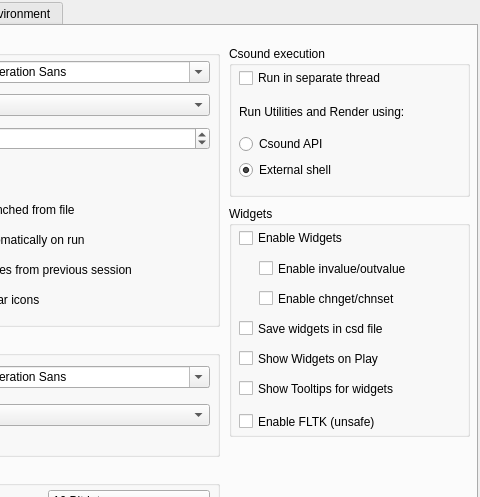
This is src/configdialog.ui in CsoundQt/CsoundQt as Qt 5 draws it before an edit; both pictures show x 143 to 623 and y 0 to 497 of the 623 by 585 pixel window. The edited form follows.
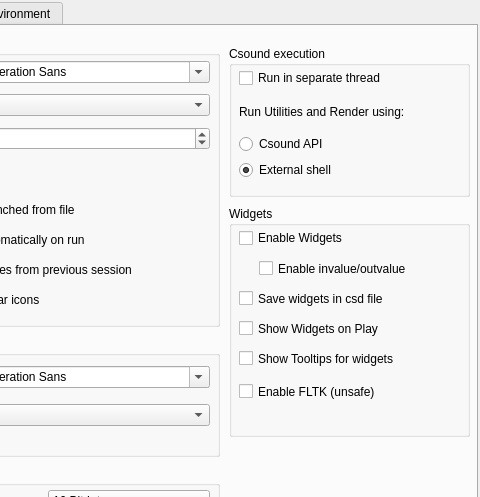
This is the edited form. The open tabs and pages were chosen to show the change.

Commit message: Removed option to use chnget/chnset Initial work on conversion from invalue to chnget and viceversa Experiments with mutexes to see if it solves OS X issues

Diff of the .ui file:
```diff
--- a/src/configdialog.ui
+++ b/src/configdialog.ui
@@ -713,24 +713,11 @@
        <string>Enable invalue/outvalue</string>
       </property>
      </widget>
-     <widget class="QCheckBox" name="chngetCheckBox" >
-      <property name="geometry" >
-       <rect>
-        <x>30</x>
-        <y>80</y>
-        <width>181</width>
-        <height>25</height>
-       </rect>
-      </property>
-      <property name="text" >
-       <string>Enable chnget/chnset</string>
-      </property>
-     </widget>
      <widget class="QCheckBox" name="saveWidgetsCheckBox" >
       <property name="geometry" >
        <rect>
         <x>10</x>
-        <y>110</y>
+        <y>80</y>
         <width>191</width>
         <height>25</height>
        </rect>
@@ -743,7 +730,7 @@
       <property name="geometry" >
        <rect>
         <x>10</x>
-        <y>140</y>
+        <y>110</y>
         <width>191</width>
         <height>25</height>
        </rect>
@@ -756,7 +743,7 @@
       <property name="geometry" >
        <rect>
         <x>10</x>
-        <y>170</y>
+        <y>140</y>
         <width>191</width>
         <height>25</height>
        </rect>
@@ -769,7 +756,7 @@
       <property name="geometry" >
        <rect>
         <x>10</x>
-        <y>200</y>
+        <y>170</y>
         <width>221</width>
         <height>31</height>
        </rect>
@@ -799,7 +786,7 @@
        <rect>
         <x>10</x>
         <y>50</y>
-        <width>191</width>
+        <width>221</width>
         <height>84</height>
        </rect>
       </property>
```
Left out of the diff: 50 changed lines with no effect on the pictures. The commit also changes 20 other files.
